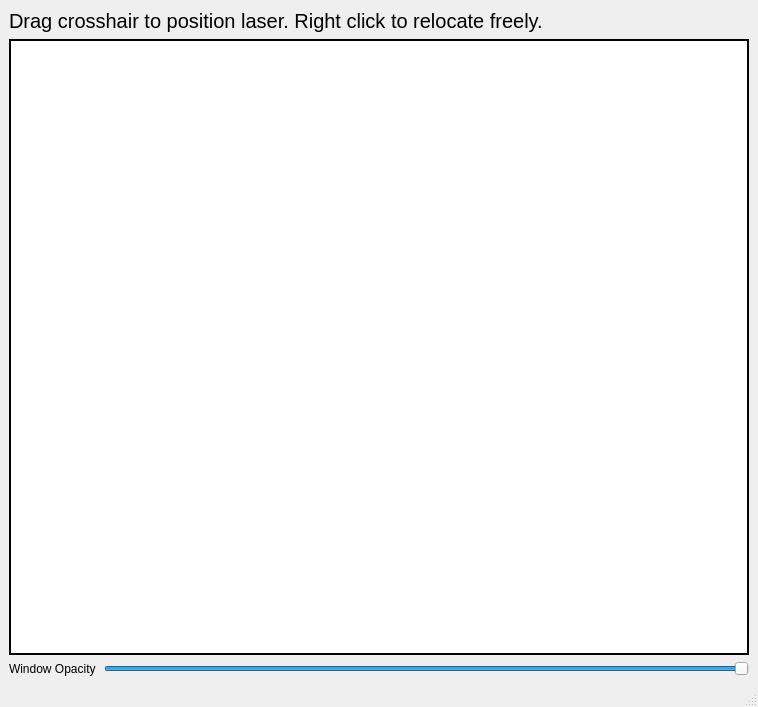
This is galvo.ui in BrettJSettle/GalvoController as Qt 5 draws it before an edit. The edited form follows.
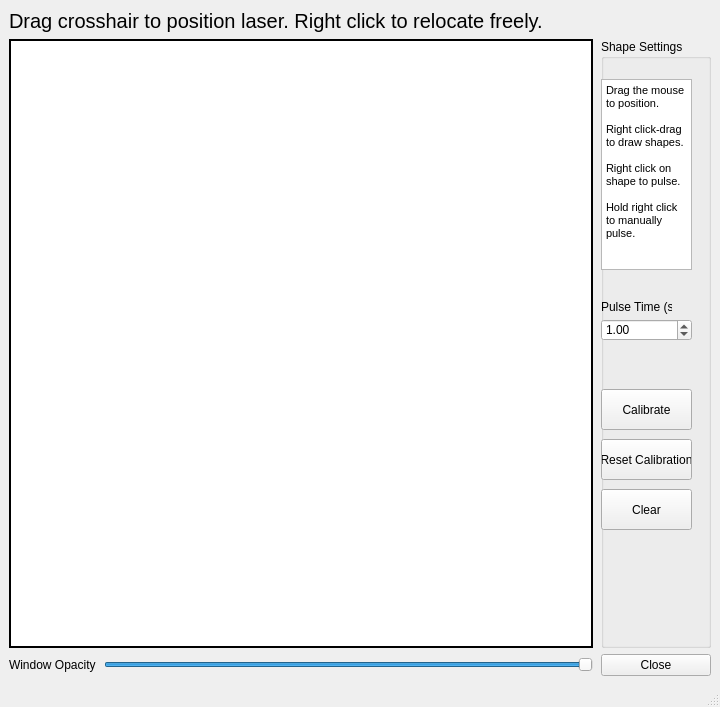
This is the edited form.

Diff of the .ui file:
```diff
--- a/galvo.ui
+++ b/galvo.ui
@@ -9,7 +9,7 @@
    <rect>
     <x>0</x>
     <y>0</y>
-    <width>758</width>
+    <width>720</width>
     <height>707</height>
    </rect>
   </property>
@@ -19,11 +19,11 @@
   <widget class="QWidget" name="centralwidget">
    <layout class="QGridLayout" name="gridLayout_2">
     <item row="0" column="0">
-     <layout class="QGridLayout" name="gridLayout" rowstretch="0,0,0" columnstretch="0,0">
+     <layout class="QGridLayout" name="gridLayout" rowstretch="0,0,0" columnstretch="0,0,0">
       <property name="horizontalSpacing">
        <number>8</number>
       </property>
-      <item row="0" column="0" colspan="2">
+      <item row="0" column="0" colspan="3">
        <widget class="QLabel" name="infoLabel">
         <property name="font">
          <font>
@@ -58,6 +58,13 @@
         </property>
        </widget>
       </item>
+      <item row="2" column="2">
+       <widget class="QPushButton" name="closeButton">
+        <property name="text">
+         <string>Close</string>
+        </property>
+       </widget>
+      </item>
       <item row="1" column="0" colspan="2">
        <widget class="QGraphicsView" name="graphicsView">
         <property name="acceptDrops">
@@ -83,6 +90,101 @@
         </property>
        </widget>
       </item>
+      <item row="1" column="2">
+       <widget class="QGroupBox" name="groupBox">
+        <property name="title">
+         <string>Shape Settings</string>
+        </property>
+        <widget class="QLabel" name="pulseLabel">
+         <property name="geometry">
+          <rect>
+           <x>0</x>
+           <y>260</y>
+           <width>71</width>
+           <height>16</height>
+          </rect>
+         </property>
+         <property name="text">
+          <string>Pulse Time (s):</string>
+         </property>
+        </widget>
+        <widget class="QDoubleSpinBox" name="doubleSpinBox">
+         <property name="geometry">
+          <rect>
+           <x>0</x>
+           <y>280</y>
+           <width>91</width>
+           <height>22</height>
+          </rect>
+         </property>
+         <property name="value">
+          <double>1.000000000000000</double>
+         </property>
+        </widget>
+        <widget class="QTextBrowser" name="textBrowser">
+         <property name="geometry">
+          <rect>
+           <x>0</x>
+           <y>40</y>
+           <width>91</width>
+           <height>191</height>
+          </rect>
+         </property>
+         <property name="html">
+          <string>&lt;!DOCTYPE HTML PUBLIC &quot;-//W3C//DTD HTML 4.0//EN&quot; &quot;http://www.w3.org/TR/REC-html40/strict.dtd&quot;&gt;
+&lt;html&gt;&lt;head&gt;&lt;meta name=&quot;qrichtext&quot; content=&quot;1&quot; /&gt;&lt;style type=&quot;text/css&quot;&gt;
+p, li { white-space: pre-wrap; }
+&lt;/style&gt;&lt;/head&gt;&lt;body style=&quot; font-family:'MS Shell Dlg 2'; font-size:8.25pt; font-weight:400; font-style:normal;&quot;&gt;
+&lt;p style=&quot; margin-top:0px; margin-bottom:0px; margin-left:0px; margin-right:0px; -qt-block-indent:0; text-indent:0px;&quot;&gt;&lt;span style=&quot; font-size:8pt;&quot;&gt;Drag the mouse to position.&lt;/span&gt;&lt;/p&gt;
+&lt;p style=&quot;-qt-paragraph-type:empty; margin-top:0px; margin-bottom:0px; margin-left:0px; margin-right:0px; -qt-block-indent:0; text-indent:0px; font-size:8pt;&quot;&gt;&lt;br /&gt;&lt;/p&gt;
+&lt;p style=&quot; margin-top:0px; margin-bottom:0px; margin-left:0px; margin-right:0px; -qt-block-indent:0; text-indent:0px;&quot;&gt;&lt;span style=&quot; font-size:8pt;&quot;&gt;Right click-drag to draw shapes.&lt;/span&gt;&lt;/p&gt;
+&lt;p style=&quot;-qt-paragraph-type:empty; margin-top:0px; margin-bottom:0px; margin-left:0px; margin-right:0px; -qt-block-indent:0; text-indent:0px; font-size:8pt;&quot;&gt;&lt;br /&gt;&lt;/p&gt;
+&lt;p style=&quot; margin-top:0px; margin-bottom:0px; margin-left:0px; margin-right:0px; -qt-block-indent:0; text-indent:0px;&quot;&gt;&lt;span style=&quot; font-size:8pt;&quot;&gt;Right click on shape to pulse.&lt;/span&gt;&lt;/p&gt;
+&lt;p style=&quot;-qt-paragraph-type:empty; margin-top:0px; margin-bottom:0px; margin-left:0px; margin-right:0px; -qt-block-indent:0; text-indent:0px; font-size:8pt;&quot;&gt;&lt;br /&gt;&lt;/p&gt;
+&lt;p style=&quot; margin-top:0px; margin-bottom:0px; margin-left:0px; margin-right:0px; -qt-block-indent:0; text-indent:0px;&quot;&gt;&lt;span style=&quot; font-size:8pt;&quot;&gt;Hold right click to manually pulse.&lt;/span&gt;&lt;/p&gt;&lt;/body&gt;&lt;/html&gt;</string>
+         </property>
+        </widget>
+        <widget class="QPushButton" name="calibrateButton">
+         <property name="geometry">
+          <rect>
+           <x>0</x>
+           <y>350</y>
+           <width>91</width>
+           <height>41</height>
+          </rect>
+         </property>
+         <property name="text">
+          <string>Calibrate</string>
+         </property>
+        </widget>
+        <widget class="QPushButton" name="clearButton">
+         <property name="geometry">
+          <rect>
+           <x>0</x>
+           <y>450</y>
+           <width>91</width>
+           <height>41</height>
+          </rect>
+         </property>
+         <property name="text">
+          <string>Clear</string>
+         </property>
+        </widget>
+        <widget class="QPushButton" name="resetButton">
+         <property name="geometry">
+          <rect>
+           <x>0</x>
+           <y>400</y>
+           <width>91</width>
+           <height>41</height>
+          </rect>
+         </property>
+         <property name="text">
+          <string>Reset Calibration</string>
+         </property>
+        </widget>
+       </widget>
+      </item>
      </layout>
     </item>
    </layout>
```
Left out of the diff: 2 changed lines with no effect on the pictures.
